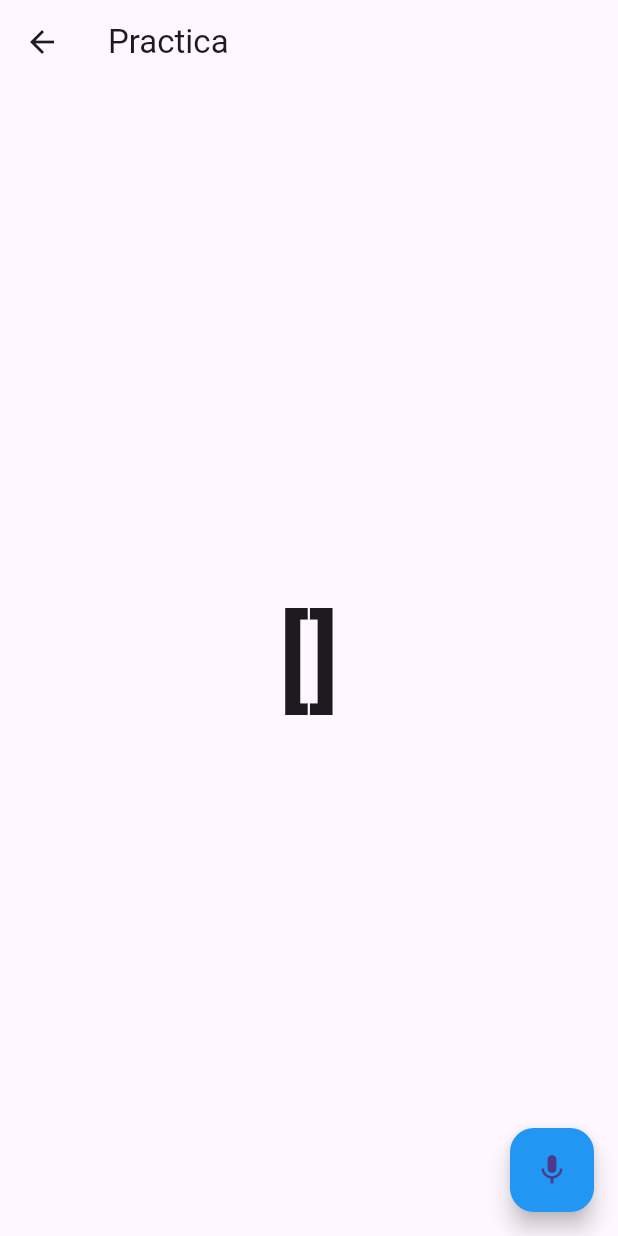
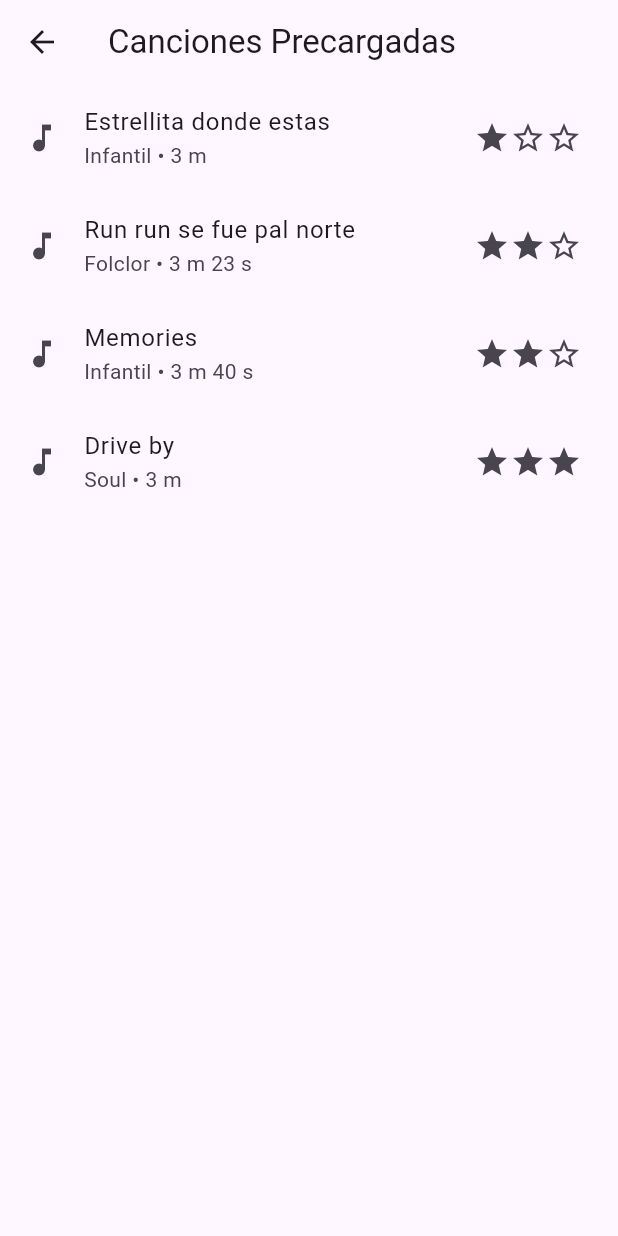
Before and after one commit to Chalo-png/flutterv1, a Flutter app: the screen it shows after launch, after a tap on "Practica", on a phone screen of 412 x 824 dp. Run offline on Flutter 3.47's test engine with Material 3 defaults, Android fonts, the phone set to English and light mode, and no system bars; missing offline and left inert: flutter_piano_audio_detection.

Commit message:
Generar parttura funcional, lista de canciones percargadas

```diff
--- a/lib/main.dart
+++ b/lib/main.dart
@@ -1,6 +1,8 @@
 import 'package:flutter/material.dart';
 import 'package:test2/rutas/generaMelodia.dart';
 import 'package:test2/rutas/practica.dart';
+import 'package:test2/rutas/vistaPrevia.dart';
+import 'package:test2/rutas/cancionesPrecargadas.dart';
 
 void main() {
   runApp(MyApp());
@@ -12,8 +14,10 @@ class MyApp extends StatelessWidget {
     return MaterialApp(
       home: HomeScreen(),
       routes: {
+        '/cancionesPrecargadas': (context) => CancionesPrecargadas(),
         '/practica': (context) => PracticaScreen(),
         '/generaMelodia': (context) => GeneraMelodiaScreen(),
+        '/vistaPrevia': (context) => MusicSheetDisplayScreen(),
 
       },
     );
@@ -37,7 +41,7 @@ class HomeScreen extends StatelessWidget {
               onTap: () {
                 Navigator.push(
                   context,
-                  MaterialPageRoute(builder: (context) => PracticaScreen()),
+                  MaterialPageRoute(builder: (context) => CancionesPrecargadas()),
                 );
               },
             ),
--- /dev/null
+++ b/lib/rutas/cancionesPrecargadas.dart
@@ -0,0 +1,199 @@
+import 'package:flutter/material.dart';
+import 'package:test2/widgets/widget_musicSheet/simple_sheet_music.dart';
+
+import '../widgets/widget_musicSheet/MusicSheetWidget.dart';
+import '../widgets/widget_musicSheet/src/music_objects/note/note.dart';
+final List<Note> estrellitaNotas = [
+  const Note(
+      pitch: Pitch.c4,
+      noteDuration: NoteDuration.quarter
+  ),
+  // Más notas
+];
+
+final List<Note> runRunNotas = [
+  const Note(
+      pitch: Pitch.e4,
+      noteDuration: NoteDuration.quarter
+  ),
+  const Note(
+      pitch: Pitch.c4,
+      noteDuration: NoteDuration.quarter
+  ),
+  const Note(
+      pitch: Pitch.d4,
+      noteDuration: NoteDuration.quarter
+  ),
+  const Note(
+      pitch: Pitch.b4,
+      noteDuration: NoteDuration.quarter
+  ),
+  const Note(
+      pitch: Pitch.g4,
+      noteDuration: NoteDuration.quarter
+  ),
+  const Note(
+      pitch: Pitch.d4,
+      noteDuration: NoteDuration.quarter
+  ),
+  const Note(
+      pitch: Pitch.c4,
+      noteDuration: NoteDuration.quarter
+  ),
+  const Note(
+      pitch: Pitch.a4,
+      noteDuration: NoteDuration.quarter
+  ),
+  const Note(
+      pitch: Pitch.c4,
+      noteDuration: NoteDuration.quarter
+  ),
+  const Note(
+      pitch: Pitch.a4,
+      noteDuration: NoteDuration.quarter
+  ),
+  const Note(
+      pitch: Pitch.c4,
+      noteDuration: NoteDuration.quarter
+  ),
+  const Note(
+      pitch: Pitch.d4,
+      noteDuration: NoteDuration.quarter
+  ),
+  const Note(
+      pitch: Pitch.b4,
+      noteDuration: NoteDuration.quarter
+  ),
+  const Note(
+      pitch: Pitch.e4,
+      noteDuration: NoteDuration.quarter
+  ),
+  const Note(
+      pitch: Pitch.c4,
+      noteDuration: NoteDuration.quarter
+  ),
+  const Note(
+      pitch: Pitch.d4,
+      noteDuration: NoteDuration.quarter
+  ),
+  const Note(
+      pitch: Pitch.b4,
+      noteDuration: NoteDuration.quarter
+  ),
+  const Note(
+      pitch: Pitch.g4,
+      noteDuration: NoteDuration.quarter
+  ),
+  const Note(
+      pitch: Pitch.d4,
+      noteDuration: NoteDuration.quarter
+  ),
+  const Note(
+      pitch: Pitch.c4,
+      noteDuration: NoteDuration.quarter
+  ),
+  const Note(
+      pitch: Pitch.a4,
+      noteDuration: NoteDuration.quarter
+  ),
+  const Note(
+      pitch: Pitch.c4,
+      noteDuration: NoteDuration.quarter
+  ),
+  const Note(
+      pitch: Pitch.a4,
+      noteDuration: NoteDuration.quarter
+  ),
+  const Note(
+      pitch: Pitch.c4,
+      noteDuration: NoteDuration.quarter
+  ),
+  const Note(
+      pitch: Pitch.a4,
+      noteDuration: NoteDuration.quarter
+  ),
+  const Note(
+      pitch: Pitch.a4,
+      noteDuration: NoteDuration.quarter
+  ),
+];
+
+final List<Note> memoriesNotas = [
+  const Note(
+      pitch: Pitch.c4,
+      noteDuration: NoteDuration.quarter
+  ),
+];
+
+final List<Note> driveByNotas = [
+  const Note(
+      pitch: Pitch.c4,
+      noteDuration: NoteDuration.quarter
+  ),
+];
+
+class Cancion {
+  final String titulo;
+  final String genero;
+  final int dificultad;
+  final String duracion;
+  final List<Note> notas;
+
+  Cancion({
+    required this.titulo,
+    required this.genero,
+    required this.dificultad,
+    required this.duracion,
+    required this.notas,
+  });
+}
+
+class CancionesPrecargadas extends StatefulWidget {
+  @override
+  _CancionesPrecargadasState createState() => _CancionesPrecargadasState();
+}
+
+class _CancionesPrecargadasState extends State<CancionesPrecargadas> {
+  final List<Cancion> _canciones = [
+    Cancion(titulo: 'Estrellita donde estas', genero: 'Infantil', dificultad: 1, duracion: '3 m', notas: estrellitaNotas),
+    Cancion(titulo: 'Run run se fue pal norte', genero: 'Folclor', dificultad: 2, duracion: '3 m 23 s', notas: runRunNotas),
+    Cancion(titulo: 'Memories', genero: 'Infantil', dificultad: 2, duracion: '3 m 40 s', notas: memoriesNotas),
+    Cancion(titulo: 'Drive by', genero: 'Soul', dificultad: 3, duracion: '3 m', notas: driveByNotas),
+  ];
+
+  @override
+  Widget build(BuildContext context) {
+    return Scaffold(
+      appBar: AppBar(
+        title: Text('Canciones Precargadas'),
+      ),
+      body: ListView.builder(
+        itemCount: _canciones.length,
+        itemBuilder: (context, index) {
+          final cancion = _canciones[index];
+          return ListTile(
+            leading: Icon(Icons.music_note),
+            title: Text(cancion.titulo),
+            subtitle: Text('${cancion.genero} • ${cancion.duracion}'),
+            trailing: Row(
+              mainAxisSize: MainAxisSize.min,
+              children: List.generate(3, (i) {
+                return Icon(
+                  i < cancion.dificultad ? Icons.star : Icons.star_border,
+                );
+              }),
+            ),
+            onTap: () {
+              Navigator.push(
+                context,
+                MaterialPageRoute(
+                  builder: (context) => MusicSheetWidget(notes: cancion.notas),
+                ),
+              );
+            },
+          );
+        },
+      ),
+    );
+  }
+}
```
Also changed, not shown: lib/rutas/generaMelodia.dart (+80 -18 lines), lib/rutas/vistaPrevia.dart (added, +19 -0 lines), lib/widgets/widget_musicSheet/MusicSheetWidget.dart (+15 -36 lines).
